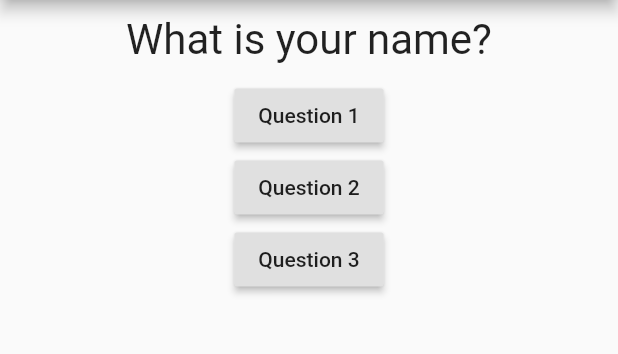
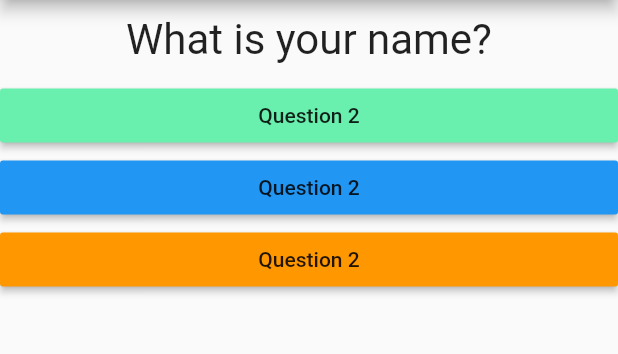
Before and after one commit to shishir2sr/Flutter_Quiz_App, a Flutter app: the screen it shows after launch, on a phone screen of 412 x 824 dp, the part 84-438 px from its top. Run offline on Flutter 3.47's test engine with Material 2 defaults, Android fonts, the phone set to English and light mode, and no system bars.

Commit message:
45. Custom widget for buttons

```diff
--- a/lib/Questions.dart
+++ b/lib/Questions.dart
@@ -2,6 +2,7 @@ import 'package:flutter/material.dart';
 
 class Questions extends StatelessWidget {
   final String questionText;
+
   const Questions(this.questionText);
 
   @override
--- /dev/null
+++ b/lib/answer.dart
@@ -0,0 +1,21 @@
+import 'package:flutter/material.dart';
+
+class Answers extends StatelessWidget {
+  final Function ar;
+  final Color cl;
+  Answers(this.ar, this.cl);
+
+  @override
+  Widget build(BuildContext context) {
+    return Container(
+      child: Container(
+        width: double.infinity,
+        child: RaisedButton(
+          child: Text('Question 2'),
+          color: cl,
+          onPressed: ar,
+        ),
+      ),
+    );
+  }
+}
--- a/lib/main.dart
+++ b/lib/main.dart
@@ -1,5 +1,6 @@
 import 'package:flutter/material.dart';
 import 'Questions.dart';
+import 'answer.dart';
 
 void main() => runApp(MyApp());
 
@@ -32,18 +33,10 @@ class _MyAppState extends State<MyApp> {
         ),
         body: Column(children: <Widget>[
           Questions(questions[questionState]),
-          RaisedButton(
-            onPressed: _answerQuestion,
-            child: Text('Question 1'),
-          ),
-          RaisedButton(
-            onPressed: _answerQuestion,
-            child: Text('Question 2'),
-          ),
-          RaisedButton(
-            onPressed: _answerQuestion,
-            child: Text('Question 3'),
-          ),
+          Answers(
+              _answerQuestion, Colors.greenAccent), //Answers class constractor
+          Answers(_answerQuestion, Colors.blue), //Answers class constractor
+          Answers(_answerQuestion, Colors.orange), //Answers class constractor
         ]),
       ),
     );
```
